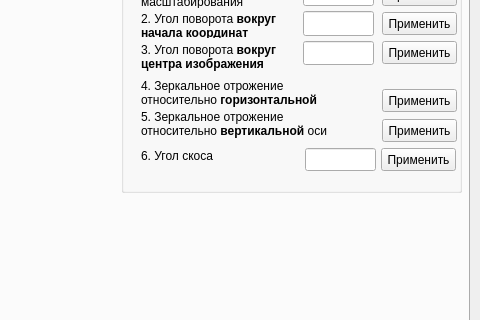
HeckBu/Lab_3, file mainwindow.ui: the form before one commit; both pictures show x 791 to 1271 and y 204 to 524 of the 1271 by 799 pixel window.
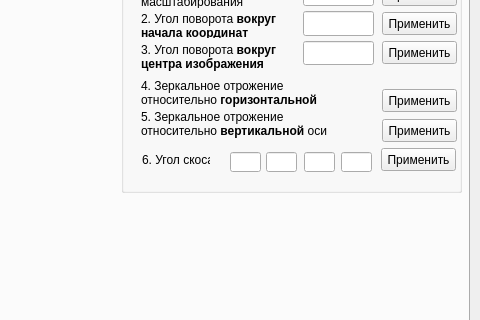
The form after the commit.

```diff
--- a/mainwindow.ui
+++ b/mainwindow.ui
@@ -305,16 +305,6 @@
         </rect>
        </property>
       </widget>
-      <widget class="QLineEdit" name="angle_bevel">
-       <property name="geometry">
-        <rect>
-         <x>184</x>
-         <y>196</y>
-         <width>71</width>
-         <height>23</height>
-        </rect>
-       </property>
-      </widget>
       <widget class="QLabel" name="label_angle_center_img">
        <property name="geometry">
         <rect>
@@ -363,12 +353,22 @@
         <bool>true</bool>
        </property>
       </widget>
+      <widget class="QLineEdit" name="koeff_D">
+       <property name="geometry">
+        <rect>
+         <x>220</x>
+         <y>200</y>
+         <width>31</width>
+         <height>20</height>
+        </rect>
+       </property>
+      </widget>
       <widget class="QLabel" name="label_angle_bevel">
        <property name="geometry">
         <rect>
-         <x>20</x>
-         <y>196</y>
-         <width>101</width>
+         <x>21</x>
+         <y>200</y>
+         <width>68</width>
          <height>16</height>
         </rect>
        </property>
@@ -376,6 +376,36 @@
         <string>6. Угол скоса</string>
        </property>
       </widget>
+      <widget class="QLineEdit" name="koeff_C">
+       <property name="geometry">
+        <rect>
+         <x>183</x>
+         <y>200</y>
+         <width>31</width>
+         <height>20</height>
+        </rect>
+       </property>
+      </widget>
+      <widget class="QLineEdit" name="koeff_B">
+       <property name="geometry">
+        <rect>
+         <x>145</x>
+         <y>200</y>
+         <width>31</width>
+         <height>20</height>
+        </rect>
+       </property>
+      </widget>
+      <widget class="QLineEdit" name="koeff_A">
+       <property name="geometry">
+        <rect>
+         <x>109</x>
+         <y>200</y>
+         <width>31</width>
+         <height>20</height>
+        </rect>
+       </property>
+      </widget>
      </widget>
     </widget>
     <widget class="QWidget" name="lab_4">
```
